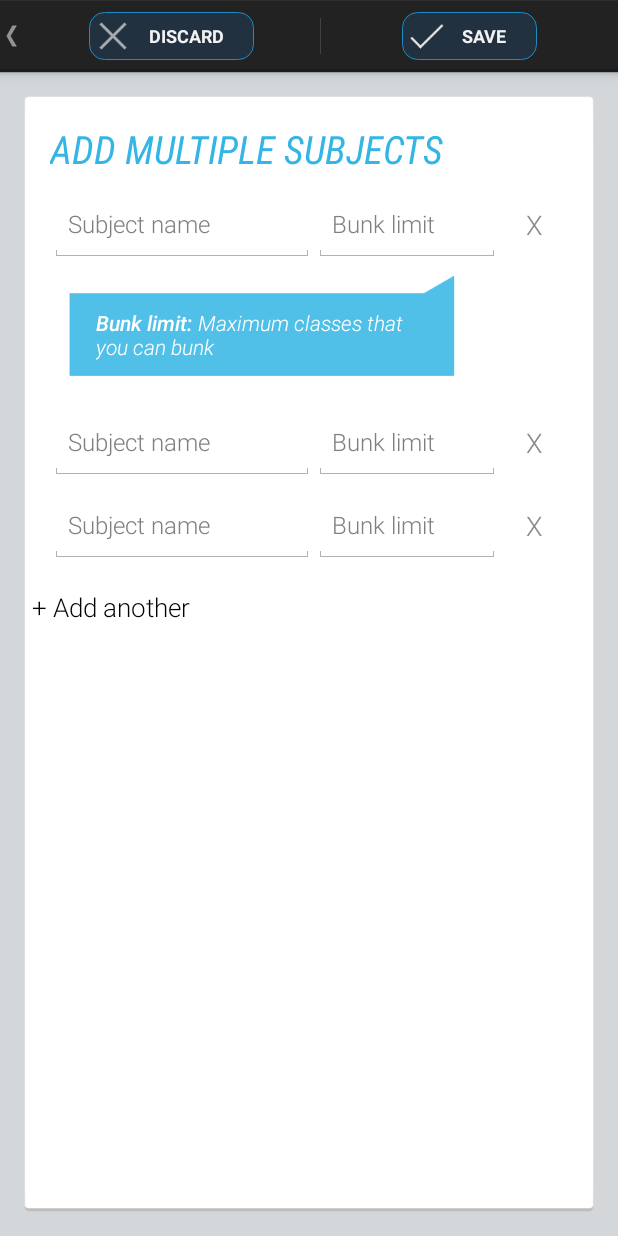
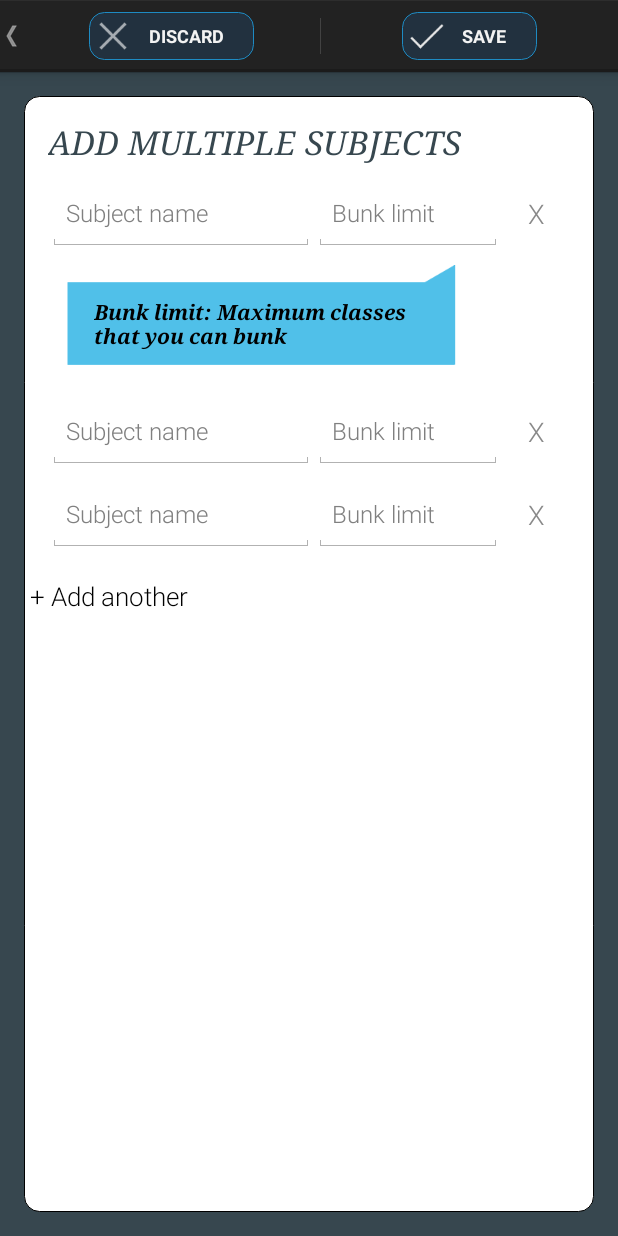
Before and after one commit to RinkeshG/BunkManager, an Android app: the AddSubjects screen opened directly, with no data from a screen before it, on a phone screen of 412 x 824 dp. Run offline under Robolectric (Android 15) with nearby library versions, the phone set to English and light mode, and no system bars.

Commit message:
Fourth Commit
Changes in the UI

```diff
--- a/app/src/main/res/layout/activity_main.xml
+++ b/app/src/main/res/layout/activity_main.xml
@@ -22,10 +22,10 @@
             android:layout_height="fill_parent"
             android:layout_marginLeft="4dp"
             android:text="@string/main_activity_subjects"
-            android:textColor="#33b5e5"
-            android:fontFamily="sans-serif-condensed"
+            android:textColor="#283593"
+            android:fontFamily="serif"
             android:textSize="28dp"
-            android:textStyle="italic" />
+            android:textStyle="bold|italic" />
     </LinearLayout>
 
     <LinearLayout
--- a/app/src/main/res/layout/add_subject_tour.xml
+++ b/app/src/main/res/layout/add_subject_tour.xml
@@ -13,9 +13,9 @@
             android:background="@drawable/add_subject_tour_tip"
             android:text="@string/add_subjects_tip"
             android:id="@+id/add_subjects_bunk_limit_info"
-            android:fontFamily="sans-serif-light"
-            android:textStyle="italic"
-            android:textColor="#fff"
+            android:fontFamily="serif"
+            android:textStyle="bold|italic"
+            android:textColor="@color/black"
             android:textSize="14dp"
             android:layout_marginLeft="24dp"
             android:layout_marginBottom="16dp"/>
--- a/app/src/main/res/layout/bulkaddsubjects.xml
+++ b/app/src/main/res/layout/bulkaddsubjects.xml
@@ -2,7 +2,7 @@
 
 <LinearLayout xmlns:android="http://schemas.android.com/apk/res/android"
               android:orientation="vertical"
-              android:background="#d3d7d9"
+              android:background="#37474f"
               android:layout_width="fill_parent"
               android:layout_height="fill_parent"
               android:padding="16dp">
@@ -18,7 +18,7 @@
             android:layout_width="fill_parent"
             android:layout_height="0dp"
             android:orientation="vertical"
-            android:background="@drawable/subject"
+            android:background="@drawable/whiterectangle"
             >
 
         <TextView
@@ -27,12 +27,12 @@
                 android:text="@string/add_subjects_title"
                 android:id="@+id/add_multiple_subjects_title"
                 android:singleLine="false"
-                android:fontFamily="sans-serif-condensed"
-                android:textSize="26dp"
+                android:fontFamily="serif"
+                android:textSize="22dp"
                 android:layout_marginBottom="8dp"
                 android:paddingLeft="16dp"
                 android:paddingTop="16dp"
-                android:textColor="#33b5e5"
+                android:textColor="#37474f"
                 android:textStyle="italic"/>
 
         <TextView
```
Also changed, not shown: app/src/main/res/layout/fragment_delete_all_subjects.xml (+5 -3 lines).
